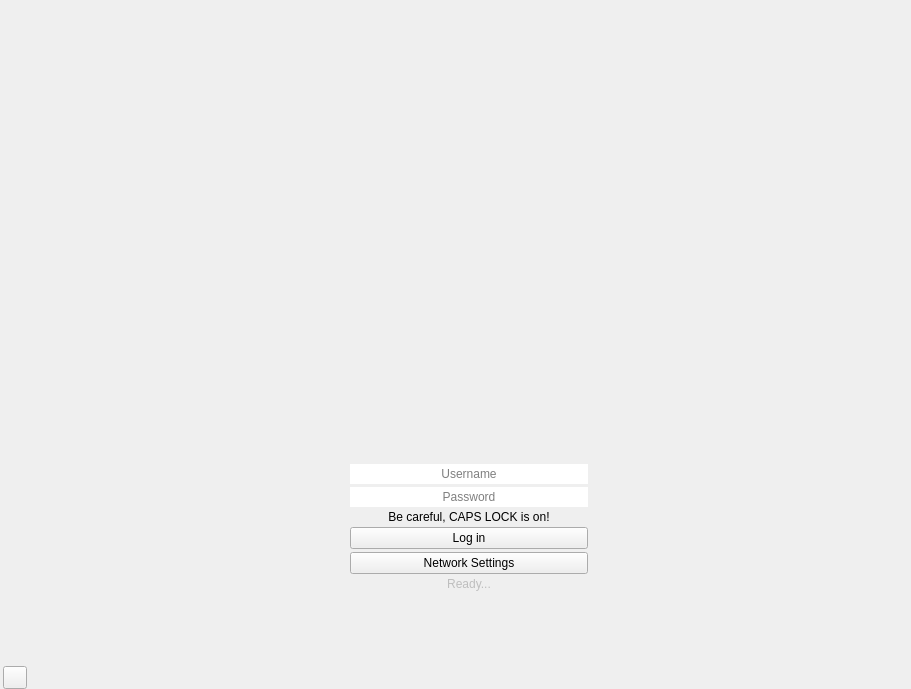
This is src/loginpage.ui in RxLaboratory/Ramses-Client as Qt 5 draws it before an edit. The edited form follows.
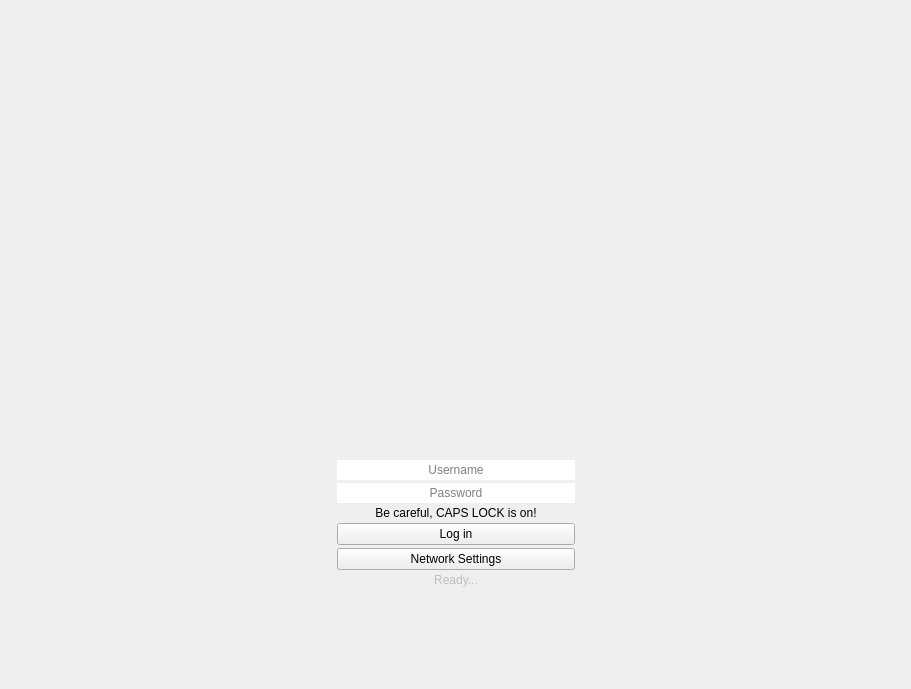
This is the edited form. Icons and pictures are not drawn.

Commit message: stats icon & console in dock

```diff
--- a/src/loginpage.ui
+++ b/src/loginpage.ui
@@ -13,66 +13,7 @@
   <property name="windowTitle">
    <string>Form</string>
   </property>
-  <layout class="QVBoxLayout" name="verticalLayout_4">
-   <property name="spacing">
-    <number>0</number>
-   </property>
-   <property name="leftMargin">
-    <number>0</number>
-   </property>
-   <property name="topMargin">
-    <number>0</number>
-   </property>
-   <property name="rightMargin">
-    <number>0</number>
-   </property>
-   <property name="bottomMargin">
-    <number>0</number>
-   </property>
-   <item>
-    <widget class="QSplitter" name="splitter">
-     <property name="orientation">
-      <enum>Qt::Horizontal</enum>
-     </property>
-     <widget class="QWidget" name="layoutWidget">
-      <layout class="QHBoxLayout" name="horizontalLayout" stretch="0,1,0,1">
-       <property name="spacing">
-        <number>0</number>
-       </property>
-       <item>
-        <layout class="QVBoxLayout" name="verticalLayout_3">
-         <property name="leftMargin">
-          <number>3</number>
-         </property>
-         <property name="topMargin">
-          <number>3</number>
-         </property>
-         <item>
-          <spacer name="verticalSpacer_4">
-           <property name="orientation">
-            <enum>Qt::Vertical</enum>
-           </property>
-           <property name="sizeHint" stdset="0">
-            <size>
-             <width>20</width>
-             <height>40</height>
-            </size>
-           </property>
-          </spacer>
-         </item>
-         <item>
-          <widget class="QToolButton" name="consoleButton">
-           <property name="text">
-            <string/>
-           </property>
-           <property name="icon">
-            <iconset resource="resources.qrc">
-             <normaloff>:/icons/bash</normaloff>:/icons/bash</iconset>
-           </property>
-          </widget>
-         </item>
-        </layout>
-       </item>
+  <layout class="QHBoxLayout" name="horizontalLayout">
        <item>
         <spacer name="horizontalSpacer">
          <property name="orientation">
@@ -80,7 +21,7 @@
          </property>
          <property name="sizeHint" stdset="0">
           <size>
-           <width>40</width>
+       <width>291</width>
            <height>20</height>
           </size>
          </property>
@@ -265,15 +206,11 @@
          </property>
          <property name="sizeHint" stdset="0">
           <size>
-           <width>40</width>
+       <width>291</width>
            <height>20</height>
           </size>
          </property>
         </spacer>
-       </item>
-      </layout>
-     </widget>
-    </widget>
    </item>
   </layout>
  </widget>
```
Lines whose indentation alone changed are shown as unchanged. The commit also changes 7 other files.
